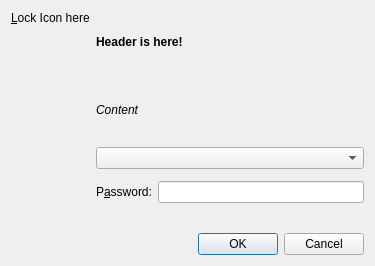
Before: the Qt Designer form AuthDialog.ui in KDE/polkit-kde-agent-1, drawn with Qt 5.
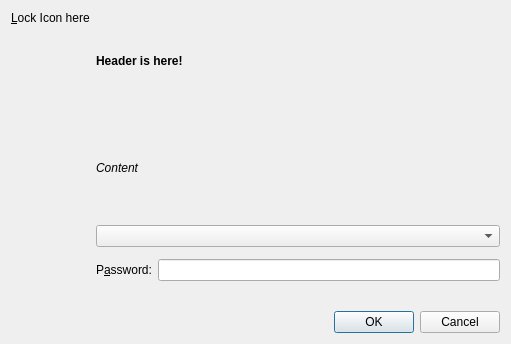
After: the same form once the commit is applied. Custom widgets are drawn as their Qt base class.

Commit message:
Use KMessageWidget for authentication error
The new style for KTitleWidget makes the message huge; also KMessageWidget
is a bit more prominent with its red color.

The edit to the form file:
```diff
--- a/AuthDialog.ui
+++ b/AuthDialog.ui
@@ -6,8 +6,8 @@
    <rect>
     <x>0</x>
     <y>0</y>
-    <width>375</width>
-    <height>266</height>
+    <width>511</width>
+    <height>344</height>
    </rect>
   </property>
   <property name="sizePolicy">
```
Left out of the diff: 6 changed lines with no effect on the pictures. The commit also changes 1 other file.
